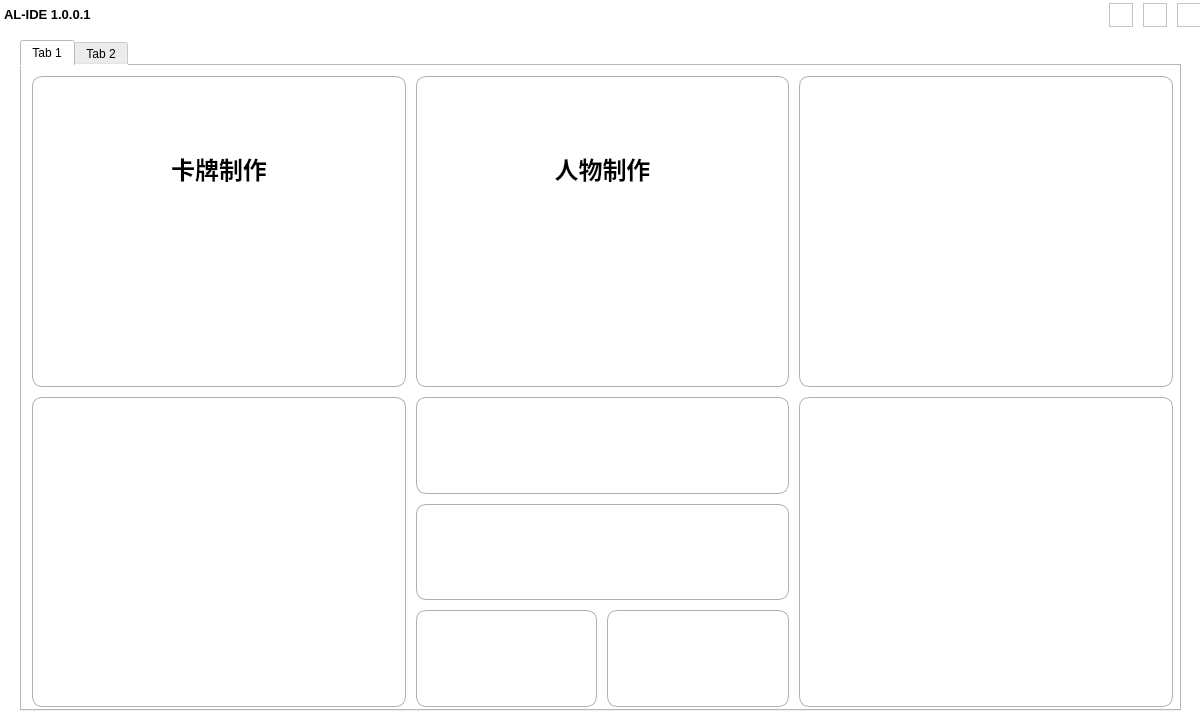
Qt form visualizationSrc/qtUI/addCard.ui (NWYLZW/A-Language-IDE) before a commit.
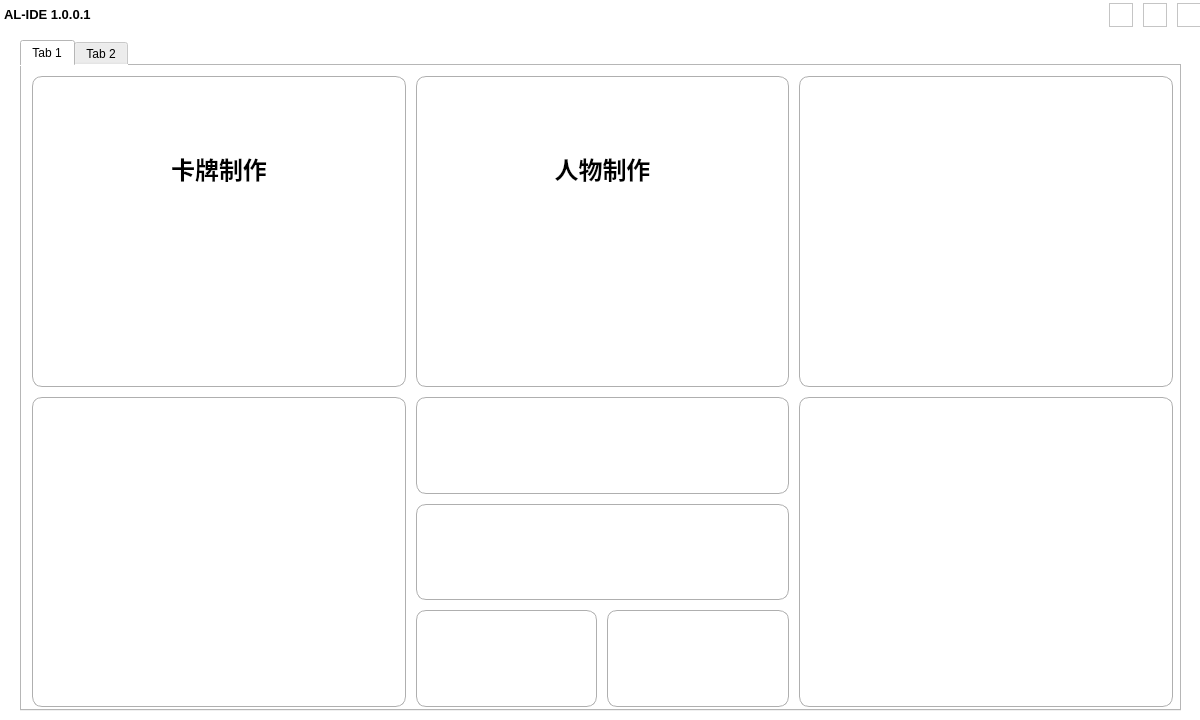
The same form after that commit. The open tabs and pages were chosen to show the change. Icons and pictures are not drawn.

```diff
--- a/visualizationSrc/qtUI/addCard.ui
+++ b/visualizationSrc/qtUI/addCard.ui
@@ -7,7 +7,7 @@
     <x>0</x>
     <y>0</y>
     <width>1200</width>
-    <height>715</height>
+    <height>720</height>
    </rect>
   </property>
   <property name="minimumSize">
```
Left out of the diff: 10 changed lines with no effect on the pictures.
